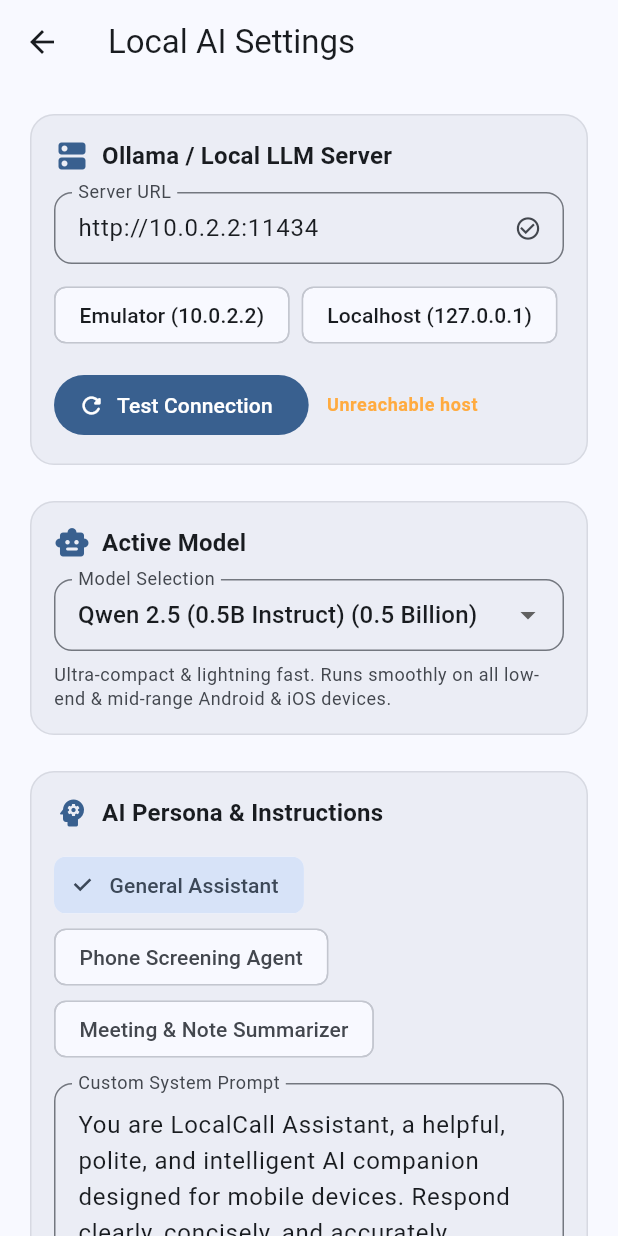
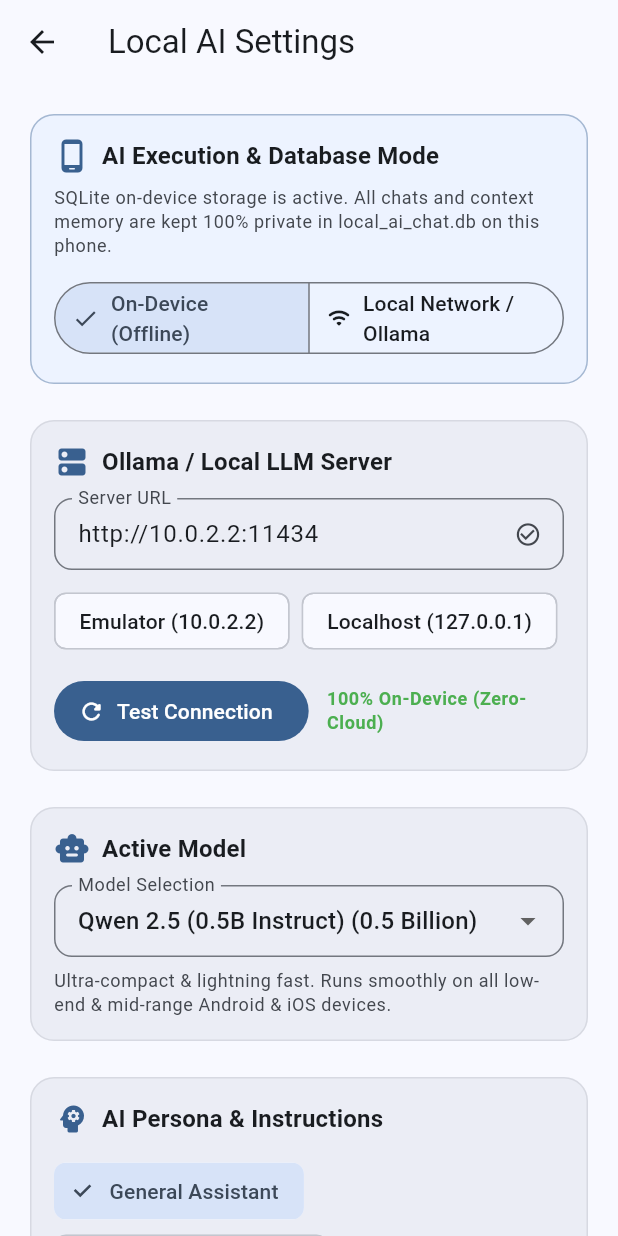
Before and after one commit to pashaarshad/Build-LocalCall-AI, a Flutter app: the SettingsScreen screen opened directly, on a phone screen of 412 x 824 dp. Run offline on Flutter 3.47's test engine with Material 3 defaults, Android fonts, the phone set to English and light mode, and no system bars; our stand-ins replace flutter_markdown, shared_preferences, sqflite, sqflite_common_ffi; accounts and stored records are empty.

Commit message:
ok all good

```diff
--- a/01_local_ai_chat/lib/providers/settings_provider.dart
+++ b/01_local_ai_chat/lib/providers/settings_provider.dart
@@ -1,29 +1,39 @@
 import 'package:flutter/foundation.dart';
 import '../models/llm_model_info.dart';
+import '../services/llm_service.dart';
 import '../services/ollama_service.dart';
+import '../services/on_device_llm_service.dart';
 import '../services/storage_service.dart';
 
 enum ConnectionStatus { unknown, testing, connected, failed }
+enum InferenceMode { onDevice, localNetwork }
 
 class SettingsProvider with ChangeNotifier {
   final StorageService _storage;
   final OllamaService _ollamaService;
+  final OnDeviceLLMService _onDeviceService;
 
   late String _serverUrl;
   late String _selectedModel;
   late String _systemPrompt;
   late double _temperature;
+  InferenceMode _inferenceMode = InferenceMode.onDevice;
 
   ConnectionStatus _connectionStatus = ConnectionStatus.unknown;
-  String _statusMessage = 'Not tested';
+  String _statusMessage = 'On-Device Engine Active';
   List<String> _availableServerModels = [];
 
-  SettingsProvider(this._storage, this._ollamaService) {
+  SettingsProvider(
+    this._storage,
+    this._ollamaService, [
+    OnDeviceLLMService? onDeviceService,
+  ]) : _onDeviceService = onDeviceService ?? OnDeviceLLMService() {
     _serverUrl = _storage.getServerUrl();
     _selectedModel = _storage.getSelectedModel();
     _systemPrompt = _storage.getSystemPrompt();
     _temperature = _storage.getTemperature();
     _ollamaService.baseUrl = _serverUrl;
+    _onDeviceService.init();
     testConnection();
   }
 
@@ -31,19 +41,38 @@ class SettingsProvider with ChangeNotifier {
   String get selectedModel => _selectedModel;
   String get systemPrompt => _systemPrompt;
   double get temperature => _temperature;
+  InferenceMode get inferenceMode => _inferenceMode;
+  bool get isOnDevice => _inferenceMode == InferenceMode.onDevice;
   ConnectionStatus get connectionStatus => _connectionStatus;
   String get statusMessage => _statusMessage;
   List<String> get availableServerModels => _availableServerModels;
   OllamaService get ollamaService => _ollamaService;
+  OnDeviceLLMService get onDeviceService => _onDeviceService;
+
+  LLMService get activeService =>
+      isOnDevice ? _onDeviceService : _ollamaService;
 
   LLMModelInfo get currentModelInfo => LLMModelInfo.findById(_selectedModel);
+
+  void setInferenceMode(InferenceMode mode) {
+    _inferenceMode = mode;
+    if (_inferenceMode == InferenceMode.onDevice) {
+      _connectionStatus = ConnectionStatus.connected;
+      _statusMessage = '100% On-Device (Offline)';
+    } else {
+      testConnection();
+    }
+    notifyListeners();
+  }
 
   Future<void> setServerUrl(String url) async {
     _serverUrl = url;
     _ollamaService.baseUrl = url;
     await _storage.setServerUrl(url);
     notifyListeners();
-    await testConnection();
+    if (_inferenceMode == InferenceMode.localNetwork) {
+      await testConnection();
+    }
   }
 
   Future<void> setSelectedModel(String model) async {
@@ -65,6 +94,13 @@ class SettingsProvider with ChangeNotifier {
   }
 
   Future<void> testConnection() async {
+    if (isOnDevice) {
+      _connectionStatus = ConnectionStatus.connected;
+      _statusMessage = '100% On-Device (Zero-Cloud)';
+      notifyListeners();
+      return;
+    }
+
     _connectionStatus = ConnectionStatus.testing;
     _statusMessage = 'Connecting to $_serverUrl...';
     notifyListeners();
--- a/01_local_ai_chat/lib/screens/settings_screen.dart
+++ b/01_local_ai_chat/lib/screens/settings_screen.dart
@@ -51,6 +51,66 @@ class _SettingsScreenState extends State<SettingsScreen> {
       body: ListView(
         padding: const EdgeInsets.all(16),
         children: [
+          // Section 0: Inference Mode & SQLite Storage Status
+          Card(
+            elevation: 0,
+            color: theme.colorScheme.primaryContainer.withOpacity(0.3),
+            shape: RoundedRectangleBorder(
+              borderRadius: BorderRadius.circular(16),
+              side: BorderSide(
+                color: theme.colorScheme.primary.withOpacity(0.4),
+              ),
+            ),
+            child: Padding(
+              padding: const EdgeInsets.all(16),
+              child: Column(
+                crossAxisAlignment: CrossAxisAlignment.start,
+                children: [
+                  Row(
+                    children: [
+                      Icon(Icons.phone_android_rounded,
+                          color: theme.colorScheme.primary),
+                      const SizedBox(width: 8),
+                      Text(
+                        'AI Execution & Database Mode',
+                        style: theme.textTheme.titleMedium?.copyWith(
+                          fontWeight: FontWeight.bold,
+                        ),
+                      ),
+                    ],
+                  ),
+                  const SizedBox(height: 8),
+                  Text(
+                    'SQLite on-device storage is active. All chats and context memory are kept 100% private in local_ai_chat.db on this phone.',
+                    style: theme.textTheme.bodySmall?.copyWith(
+                      color: theme.colorScheme.onSurfaceVariant,
+                    ),
+                  ),
+                  const SizedBox(height: 12),
+                  SegmentedButton<InferenceMode>(
+                    segments: const [
+                      ButtonSegment(
+                        value: InferenceMode.onDevice,
+                        label: Text('On-Device (Offline)'),
+                        icon: Icon(Icons.bolt_rounded, size: 16),
+                      ),
+                      ButtonSegment(
+                        value: InferenceMode.localNetwork,
+                        label: Text('Local Network / Ollama'),
+                        icon: Icon(Icons.wifi_rounded, size: 16),
+                      ),
+                    ],
+                    selected: {settings.inferenceMode},
+                    onSelectionChanged: (set) {
+                      settings.setInferenceMode(set.first);
+                    },
+                  ),
+                ],
+              ),
+            ),
+          ),
+
+          const SizedBox(height: 16),
           // Section 1: Server Connection
           Card(
             elevation: 0,
--- a/01_local_ai_chat/pubspec.yaml
+++ b/01_local_ai_chat/pubspec.yaml
@@ -43,6 +43,7 @@ dependencies:
   sqflite: ^2.4.1
   path: ^1.9.1
   path_provider: ^2.1.5
+  sqflite_common_ffi: ^2.3.7+1
 
 dev_dependencies:
   flutter_test:
```
Also changed, not shown: 01_local_ai_chat/lib/main.dart (+5 -2 lines), 01_local_ai_chat/lib/providers/chat_provider.dart (+90 -26 lines), 01_local_ai_chat/lib/services/database_helper.dart (+8 -0 lines), 01_local_ai_chat/lib/services/on_device_llm_service.dart (added, +122 -0 lines), 01_local_ai_chat/pubspec.lock, 1 other file.
